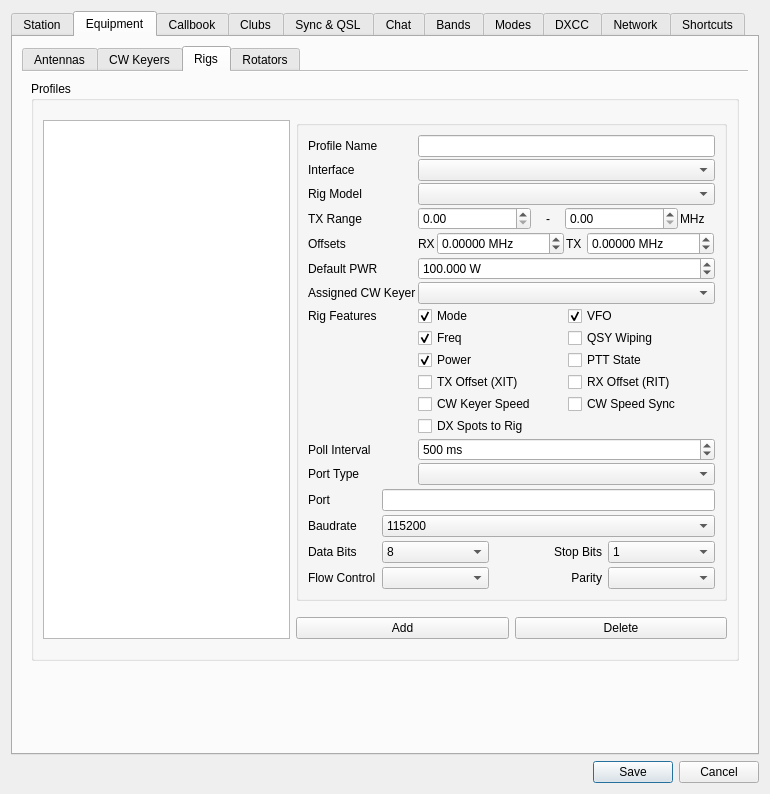
jg3hlx/QLog, file ui/SettingsDialog.ui: the form before one commit.
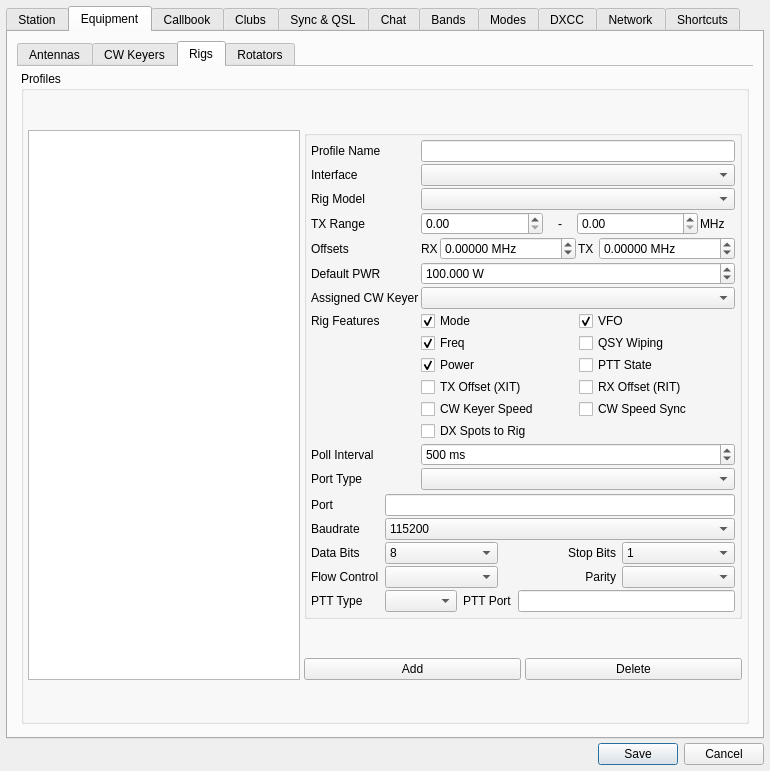
The form after the commit. The open tabs and pages were chosen to show the change. Icons and pictures are not drawn.

Commit message: Fixed #353 - Added RTS/DTR PTT Type support

Patch:
```diff
--- a/ui/SettingsDialog.ui
+++ b/ui/SettingsDialog.ui
@@ -7,7 +7,7 @@
     <x>0</x>
     <y>0</y>
     <width>770</width>
-    <height>794</height>
+    <height>771</height>
    </rect>
   </property>
   <property name="windowTitle">
@@ -17,6 +17,21 @@
    <bool>true</bool>
   </property>
   <layout class="QGridLayout" name="gridLayout">
+   <property name="leftMargin">
+    <number>6</number>
+   </property>
+   <property name="topMargin">
+    <number>6</number>
+   </property>
+   <property name="rightMargin">
+    <number>6</number>
+   </property>
+   <property name="bottomMargin">
+    <number>6</number>
+   </property>
+   <property name="spacing">
+    <number>4</number>
+   </property>
    <item row="2" column="0">
     <widget class="QDialogButtonBox" name="buttonBox">
      <property name="standardButtons">
@@ -1377,12 +1392,42 @@
            <string>Rigs</string>
           </attribute>
           <layout class="QVBoxLayout" name="verticalLayout_9">
+           <property name="spacing">
+            <number>4</number>
+           </property>
+           <property name="leftMargin">
+            <number>4</number>
+           </property>
+           <property name="topMargin">
+            <number>4</number>
+           </property>
+           <property name="rightMargin">
+            <number>4</number>
+           </property>
+           <property name="bottomMargin">
+            <number>4</number>
+           </property>
            <item>
             <widget class="QGroupBox" name="rigsProfileGroup_2">
              <property name="title">
               <string>Profiles</string>
              </property>
              <layout class="QGridLayout" name="gridLayout_3">
+              <property name="leftMargin">
+               <number>4</number>
+              </property>
+              <property name="topMargin">
+               <number>4</number>
+              </property>
+              <property name="rightMargin">
+               <number>4</number>
+              </property>
+              <property name="bottomMargin">
+               <number>4</number>
+              </property>
+              <property name="spacing">
+               <number>4</number>
+              </property>
               <item row="1" column="2">
                <widget class="QPushButton" name="rigDelProfileButton">
                 <property name="text">
@@ -1441,7 +1486,16 @@
                   <number>2</number>
                  </property>
                  <property name="leftMargin">
-                  <number>9</number>
+                  <number>4</number>
+                 </property>
+                 <property name="topMargin">
+                  <number>4</number>
+                 </property>
+                 <property name="rightMargin">
+                  <number>4</number>
+                 </property>
+                 <property name="bottomMargin">
+                  <number>4</number>
                  </property>
                  <item row="0" column="0">
                   <widget class="QLabel" name="rigProfileNameLabel">
@@ -1850,7 +1904,7 @@
                       <number>6</number>
                      </property>
                      <property name="verticalSpacing">
-                      <number>4</number>
+                      <number>2</number>
                      </property>
                      <property name="leftMargin">
                       <number>0</number>
@@ -1887,7 +1941,7 @@
                        </property>
                       </widget>
                      </item>
-                     <item row="1" column="0">
+                     <item row="2" column="0">
                       <widget class="QLabel" name="rigBaudLabel">
                        <property name="sizePolicy">
                         <sizepolicy hsizetype="Expanding" vsizetype="Expanding">
@@ -1900,7 +1954,7 @@
                        </property>
                       </widget>
                      </item>
-                     <item row="1" column="1">
+                     <item row="2" column="1">
                       <widget class="QComboBox" name="rigBaudSelect">
                        <property name="sizePolicy">
                         <sizepolicy hsizetype="Preferred" vsizetype="Fixed">
@@ -1953,14 +2007,14 @@
                        </item>
                       </widget>
                      </item>
-                     <item row="2" column="0">
+                     <item row="3" column="0">
                       <widget class="QLabel" name="rigDataBitsLabel">
                        <property name="text">
                         <string>Data Bits</string>
                        </property>
                       </widget>
                      </item>
-                     <item row="4" column="0">
+                     <item row="5" column="0">
                       <widget class="QLabel" name="rigFlowControlLabel">
                        <property name="sizePolicy">
                         <sizepolicy hsizetype="MinimumExpanding" vsizetype="Preferred">
@@ -1979,7 +2033,7 @@
                        </property>
                       </widget>
                      </item>
-                     <item row="4" column="1">
+                     <item row="5" column="1">
                       <layout class="QHBoxLayout" name="horizontalLayout_17">
                        <property name="spacing">
                         <number>6</number>
@@ -2022,7 +2076,7 @@
                        </item>
                       </layout>
                      </item>
-                     <item row="2" column="1">
+                     <item row="3" column="1">
                       <layout class="QHBoxLayout" name="horizontalLayout_26">
                        <property name="spacing">
                         <number>6</number>
@@ -2089,6 +2143,37 @@
                        </item>
                       </layout>
                      </item>
+                     <item row="6" column="0">
+                      <widget class="QLabel" name="rigPTTTypeLabel">
+                       <property name="text">
+                        <string>PTT Type</string>
+                       </property>
+                      </widget>
+                     </item>
+                     <item row="6" column="1">
+                      <layout class="QHBoxLayout" name="horizontalLayout_32">
+                       <property name="spacing">
+                        <number>6</number>
+                       </property>
+                       <item>
+                        <widget class="QComboBox" name="rigPTTTypeCombo"/>
+                       </item>
+                       <item>
+                        <widget class="QLabel" name="rigPTTPortLabel">
+                         <property name="text">
+                          <string>PTT Port</string>
+                         </property>
+                        </widget>
+                       </item>
+                       <item>
+                        <widget class="QLineEdit" name="rigPTTPortEdit">
+                         <property name="toolTip">
+                          <string>The port used for PTT. If it is empty, the same port as for CAT connection will be used.</string>
+                         </property>
+                        </widget>
+                       </item>
+                      </layout>
+                     </item>
                     </layout>
                    </widget>
                    <widget class="QWidget" name="rigNetworkPage">
@@ -2908,19 +2993,6 @@
          </widget>
         </widget>
        </item>
-       <item>
-        <spacer name="verticalSpacer_8">
-         <property name="orientation">
-          <enum>Qt::Vertical</enum>
-         </property>
-         <property name="sizeHint" stdset="0">
-          <size>
-           <width>20</width>
-           <height>40</height>
-          </size>
-         </property>
-        </spacer>
-       </item>
       </layout>
      </widget>
      <widget class="QWidget" name="callbooTab">
```
Left out of the diff: 17 changed lines with no effect on the pictures. The commit also changes 11 other files.
